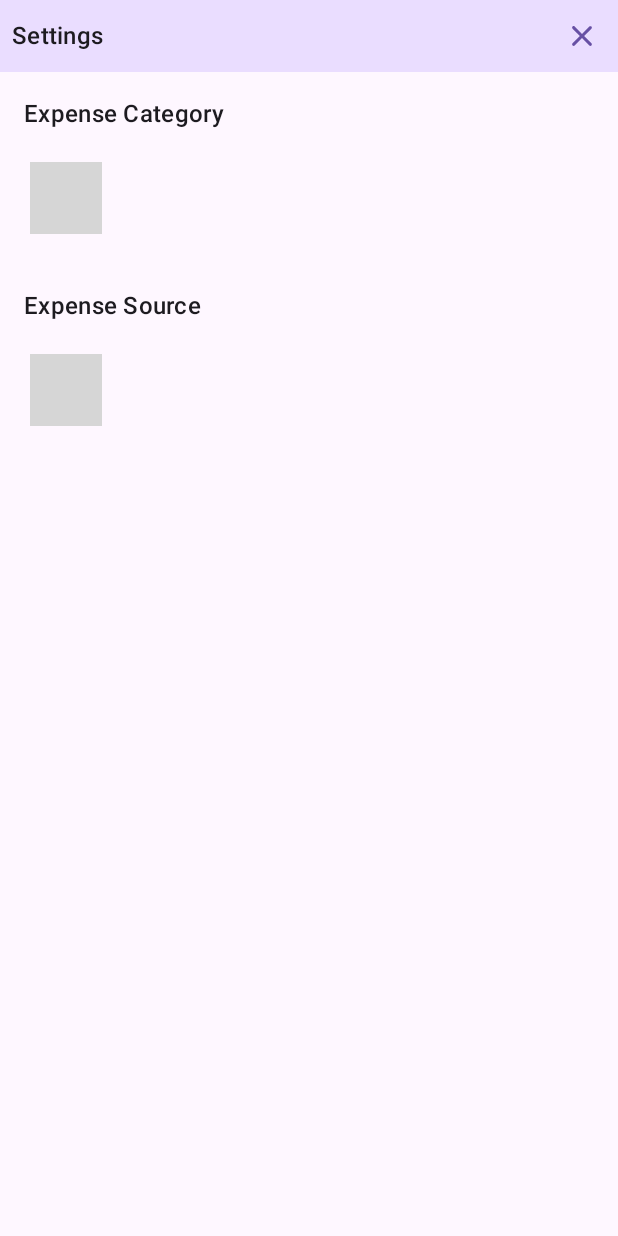
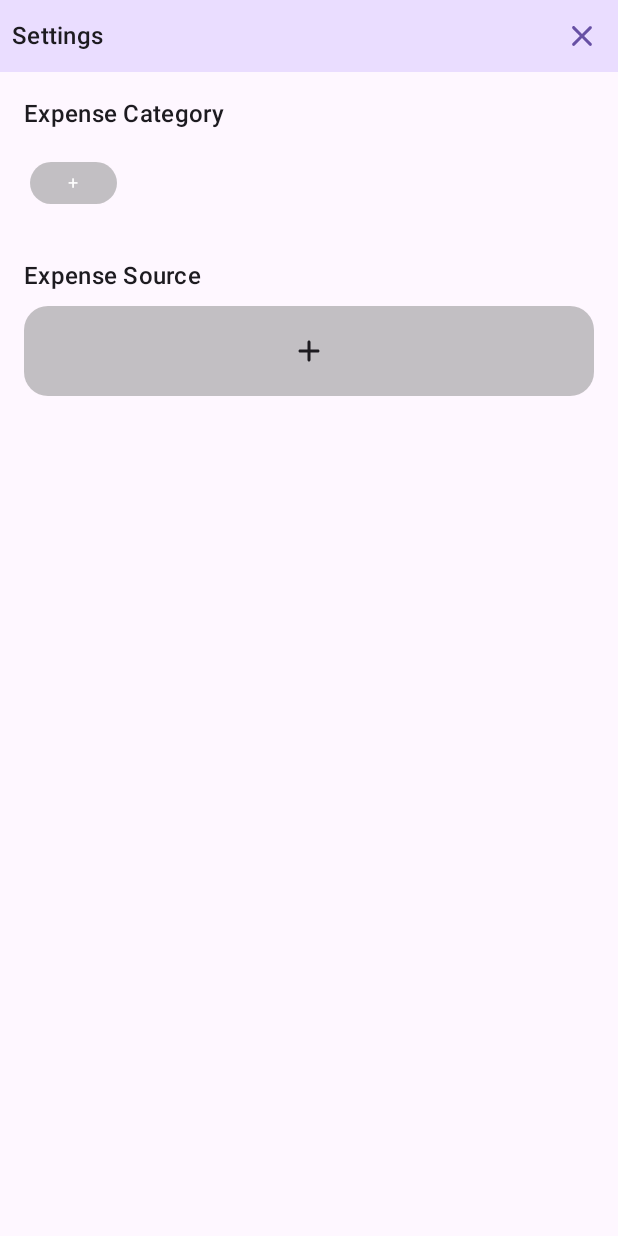
Before and after one commit to alexcao194/Aiary, an Android app built with Jetpack Compose: the screen it shows after launch (MainActivity), after a tap on "Settings button", on a phone screen of 412 x 824 dp. Run offline under Robolectric (Android 15) with nearby library versions, the phone set to English and light mode, and no system bars; our stand-ins replace Dagger/Hilt's generated code, Room's generated code; grey boxes are pictures that could not be loaded.

Commit message:
fix: change the source items

```diff
--- a/app/src/main/java/com/alexcao/dexpense/presentation/screens/home/widgets/BadgeChip.kt
+++ b/app/src/main/java/com/alexcao/dexpense/presentation/commons/BadgeChip.kt
@@ -1,4 +1,4 @@
-package com.alexcao.dexpense.presentation.screens.home.widgets
+package com.alexcao.dexpense.presentation.commons
 
 import androidx.compose.foundation.layout.PaddingValues
 import androidx.compose.foundation.layout.height
--- a/app/src/main/java/com/alexcao/dexpense/presentation/screens/settings/SettingsScreen.kt
+++ b/app/src/main/java/com/alexcao/dexpense/presentation/screens/settings/SettingsScreen.kt
@@ -1,10 +1,23 @@
 package com.alexcao.dexpense.presentation.screens.settings
 
+import androidx.compose.foundation.background
+import androidx.compose.foundation.clickable
+import androidx.compose.foundation.layout.Arrangement
+import androidx.compose.foundation.layout.Box
 import androidx.compose.foundation.layout.Column
 import androidx.compose.foundation.layout.ExperimentalLayoutApi
 import androidx.compose.foundation.layout.FlowRow
+import androidx.compose.foundation.layout.Row
 import androidx.compose.foundation.layout.Spacer
+import androidx.compose.foundation.layout.fillMaxWidth
+import androidx.compose.foundation.layout.height
 import androidx.compose.foundation.layout.padding
+import androidx.compose.foundation.lazy.LazyColumn
+import androidx.compose.foundation.lazy.items
+import androidx.compose.foundation.shape.RoundedCornerShape
+import androidx.compose.material.icons.Icons
+import androidx.compose.material.icons.rounded.Add
+import androidx.compose.material3.Icon
 import androidx.compose.material3.MaterialTheme
 import androidx.compose.material3.Scaffold
 import androidx.compose.material3.SnackbarHost
@@ -18,16 +31,19 @@ import androidx.compose.runtime.mutableStateOf
 import androidx.compose.runtime.remember
 import androidx.compose.runtime.saveable.rememberSaveable
 import androidx.compose.runtime.setValue
+import androidx.compose.ui.Alignment
 import androidx.compose.ui.Modifier
+import androidx.compose.ui.graphics.Color
 import androidx.compose.ui.unit.dp
 import androidx.hilt.navigation.compose.hiltViewModel
 import androidx.navigation.NavHostController
 import com.alexcao.dexpense.data.models.Category
 import com.alexcao.dexpense.data.models.Source
 import com.alexcao.dexpense.presentation.commons.AppHeader
-import com.alexcao.dexpense.presentation.screens.home.widgets.BadgeChip
+import com.alexcao.dexpense.presentation.commons.BadgeChip
 import com.alexcao.dexpense.presentation.screens.settings.widgets.CategoryDialog
 import com.alexcao.dexpense.presentation.screens.settings.widgets.SourceDialog
+import com.alexcao.dexpense.presentation.screens.settings.widgets.SourceItem
 import com.alexcao.dexpense.ui.theme.badgeOther
 
 @OptIn(ExperimentalLayoutApi::class)
@@ -84,7 +100,7 @@ fun SettingsScreen(
                     BadgeChip(
                         modifier = Modifier.padding(4.dp),
                         label = "+",
-                        color = badgeOther,
+                        color = Color.Gray.copy(alpha = 0.5f),
                         onClick = {
                             isCategoryDialogOpen = true
                             currentCategory = null
@@ -96,27 +112,38 @@ fun SettingsScreen(
                     text = "Expense Source",
                     style = MaterialTheme.typography.titleMedium
                 )
-                Spacer(modifier = Modifier.padding(8.dp))
-                FlowRow {
-                    for (source in sources) {
-                        BadgeChip(
-                            modifier = Modifier.padding(4.dp),
-                            label = source.info.name,
-                            color = source.info.tint,
-                            onClick = {
-                                isSourceDialogOpen = true
-                                currentSource = source
-                            }
+                LazyColumn {
+                    items(sources) { source ->
+                        SourceItem(
+                            modifier = Modifier
+                                .padding(vertical = 8.dp)
+                                .clickable {
+                                    isSourceDialogOpen = true
+                                    currentSource = source
+                                },
+                            source = source
                         )
                     }
-                    BadgeChip(
-                        modifier = Modifier.padding(4.dp),
-                        label = "+",
-                        color = badgeOther,
-                        onClick = {
+                }
+                Box(
+                    modifier = modifier
+                        .padding(top = 8.dp)
+                        .fillMaxWidth()
+                        .background(
+                            color = Color.Gray.copy(alpha = 0.5f),
+                            shape = RoundedCornerShape(16.dp)
+                        )
+                        .padding(horizontal = 16.dp)
+                        .height(60.dp)
+                        .clickable {
                             isSourceDialogOpen = true
                             currentSource = null
-                        }
+                        },
+                    contentAlignment = Alignment.Center
+                ) {
+                    Icon(
+                        imageVector = Icons.Rounded.Add,
+                        contentDescription = "Add source button",
                     )
                 }
             }
```
Also changed, not shown: app/src/main/java/com/alexcao/dexpense/presentation/screens/home/widgets/ExpenseDialog.kt (+6 -8 lines), app/src/main/java/com/alexcao/dexpense/presentation/screens/home/widgets/ExpenseItem.kt (+10 -14 lines), app/src/main/java/com/alexcao/dexpense/presentation/screens/settings/widgets/SourceDialog.kt (+11 -8 lines), app/src/main/java/com/alexcao/dexpense/presentation/screens/settings/widgets/SourceItem.kt (added, +54 -0 lines), app/src/main/java/com/alexcao/dexpense/utils/CurrencyOffsetMapping.kt (+0 -77 lines), app/src/main/java/com/alexcao/dexpense/utils/CurrencyVisualTransformation.kt (+4 -62 lines), app/src/main/java/com/alexcao/dexpense/utils/extensions/StringExtensions.kt (+15 -0 lines).
